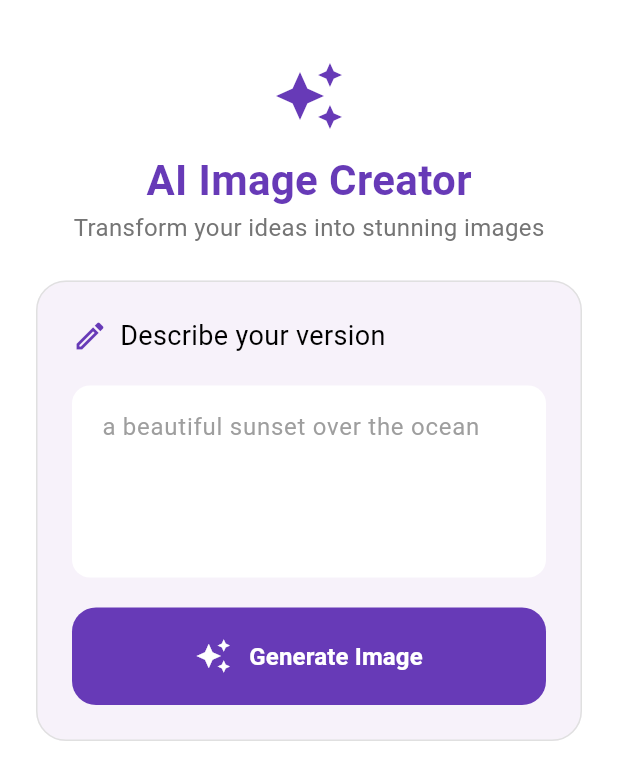
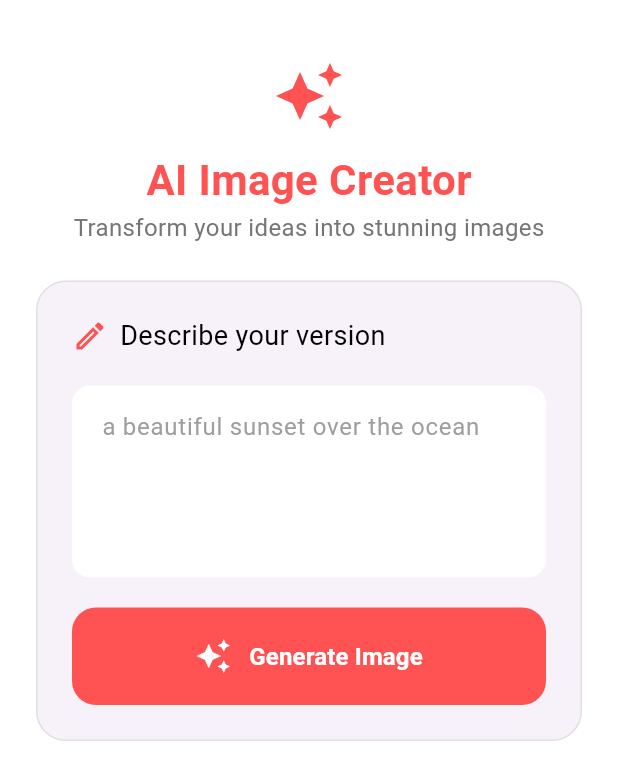
Before and after one commit to Jerald-Joyson/flutter_ai_image_generator_app, a Flutter app: the screen it shows after launch, on a phone screen of 412 x 824 dp. Shown: the top 780 px of the screen. Run offline on Flutter 3.47's test engine with Material 3 defaults, Android fonts, the phone set to English and light mode, and no system bars; our stand-ins replace permission_handler, share_plus.

```diff
--- a/lib/home_screen.dart
+++ b/lib/home_screen.dart
@@ -25,7 +25,7 @@ class _HomeScreenState extends State<HomeScreen> with TickerProviderStateMixin {
   late Animation<double> _scaleAnimation;
   late Animation<double> _fadeAnimation;
 
-  static const String _baseUrl = 'http://image.pollinations.ai/prompt/';
+  static const String _baseUrl = 'https://image.pollinations.ai/prompt/';
 
   @override
   void initState() {
@@ -173,18 +173,14 @@ class _HomeScreenState extends State<HomeScreen> with TickerProviderStateMixin {
                 padding: EdgeInsets.symmetric(vertical: 20),
                 child: Column(
                   children: [
-                    Icon(
-                      Icons.auto_awesome,
-                      size: 48,
-                      color: Colors.deepPurple,
-                    ),
+                    Icon(Icons.auto_awesome, size: 48, color: Colors.redAccent),
                     SizedBox(height: 12),
                     Text(
                       'AI Image Creator',
                       style: TextStyle(
                         fontSize: 28,
                         fontWeight: FontWeight.bold,
-                        color: Colors.deepPurple,
+                        color: Colors.redAccent,
                       ),
                     ),
                     Text(
@@ -207,7 +203,7 @@ class _HomeScreenState extends State<HomeScreen> with TickerProviderStateMixin {
                     children: [
                       Row(
                         children: [
-                          Icon(Icons.edit_outlined, color: Colors.deepPurple),
+                          Icon(Icons.edit_outlined, color: Colors.redAccent),
                           SizedBox(width: 8),
                           Text(
                             'Describe your version',
@@ -243,7 +239,7 @@ class _HomeScreenState extends State<HomeScreen> with TickerProviderStateMixin {
                           onPressed: _isLoading ? null : _generateImage,
                           style: ElevatedButton.styleFrom(
                             foregroundColor: Colors.white,
-                            backgroundColor: Colors.deepPurple,
+                            backgroundColor: Colors.redAccent,
                             shape: RoundedRectangleBorder(
                               borderRadius: BorderRadius.circular(16),
                             ),
@@ -319,7 +315,7 @@ class _HomeScreenState extends State<HomeScreen> with TickerProviderStateMixin {
                               children: [
                                 Icon(
                                   Icons.image_outlined,
-                                  color: Colors.deepPurple,
+                                  color: Colors.redAccent,
                                 ),
                                 Text(
                                   'Generated Artwork',
@@ -358,7 +354,7 @@ class _HomeScreenState extends State<HomeScreen> with TickerProviderStateMixin {
                               width: double.infinity,
                               padding: EdgeInsets.all(16),
                               decoration: BoxDecoration(
-                                color: Colors.deepPurple.withOpacity(0.1),
+                                color: Colors.redAccent.withOpacity(0.1),
                                 borderRadius: BorderRadius.circular(12),
                               ),
                               child: Text(
@@ -370,63 +366,20 @@ class _HomeScreenState extends State<HomeScreen> with TickerProviderStateMixin {
                                 ),
                               ),
                             ),
-                            SizedBox(height: 20),
-                            Center(
-                              child: ElevatedButton.icon(
-                                onPressed: _generateImage,
-                                label: Text('Regenerate'),
-                                icon: Icon(Icons.refresh),
-                                style: ElevatedButton.styleFrom(
-                                  foregroundColor: Colors.white,
-                                  backgroundColor: Colors.deepPurple,
-                                  shape: RoundedRectangleBorder(
-                                    borderRadius: BorderRadius.circular(16),
-                                  ),
-                                  padding: EdgeInsets.symmetric(
-                                    vertical: 12,
-                                    horizontal: 30,
-                                  ),
-                                  elevation: 0,
+                            Row(
+                              mainAxisAlignment: MainAxisAlignment.end,
+                              children: [
+                                IconButton(
+                                  onPressed: _generateImage,
+                                  icon: Icon(Icons.refresh),
                                 ),
-                              ),
-                            ),
-                            SizedBox(height: 20),
-                            Row(
-                              mainAxisAlignment: MainAxisAlignment.spaceEvenly,
-                              children: [
-                                ElevatedButton.icon(
+                                IconButton(
                                   onPressed: _saveImage,
-                                  label: Text('Save'),
                                   icon: Icon(Icons.save_alt),
-                                  style: ElevatedButton.styleFrom(
-                                    foregroundColor: Colors.white,
-                                    backgroundColor: Colors.green,
-                                    shape: RoundedRectangleBorder(
-                                      borderRadius: BorderRadius.circular(16),
-                                    ),
-                                    padding: EdgeInsets.symmetric(
-                                      vertical: 12,
-                                      horizontal: 30,
-                                    ),
-                                    elevation: 0,
-                                  ),
                                 ),
-                                ElevatedButton.icon(
+                                IconButton(
                                   onPressed: _shareImage,
-                                  label: Text('Share'),
                                   icon: Icon(Icons.share),
-                                  style: ElevatedButton.styleFrom(
-                                    foregroundColor: Colors.white,
-                                    backgroundColor: Colors.blue,
-                                    shape: RoundedRectangleBorder(
-                                      borderRadius: BorderRadius.circular(16),
-                                    ),
-                                    padding: EdgeInsets.symmetric(
-                                      vertical: 12,
-                                      horizontal: 30,
-                                    ),
-                                    elevation: 0,
-                                  ),
                                 ),
                               ],
                             ),
```
Also changed, not shown: 1 other file.
